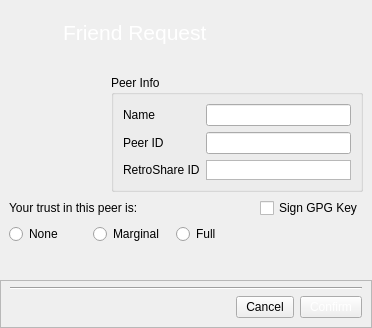
Qt form retroshare-gui/src/gui/connect/FriendRequest.ui (RetroShare/RetroShare) before a commit.
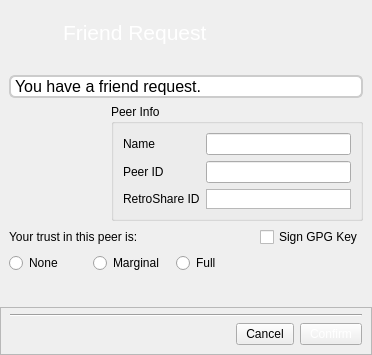
The same form after that commit. Icons and pictures are not drawn. Custom widgets are drawn as their Qt base class.

Commit message: Added "You have a friend request" label to FriendRequest Dialog

What changed in the file:
```diff
--- a/retroshare-gui/src/gui/connect/FriendRequest.ui
+++ b/retroshare-gui/src/gui/connect/FriendRequest.ui
@@ -7,7 +7,7 @@
     <x>0</x>
     <y>0</y>
     <width>372</width>
-    <height>328</height>
+    <height>355</height>
    </rect>
   </property>
   <property name="windowTitle">
@@ -200,7 +200,7 @@
       <enum>QFrame::Plain</enum>
      </property>
      <layout class="QGridLayout" name="gridLayout_5">
-      <item row="0" column="0" colspan="2">
+      <item row="1" column="0" colspan="2">
        <widget class="AvatarWidget" name="avatar" native="true">
         <property name="minimumSize">
          <size>
@@ -216,7 +216,7 @@
         </property>
        </widget>
       </item>
-      <item row="0" column="2">
+      <item row="1" column="2">
        <widget class="QGroupBox" name="groupBox_2">
         <property name="title">
          <string>Peer Info</string>
@@ -288,7 +288,7 @@
         </layout>
        </widget>
       </item>
-      <item row="1" column="0" colspan="3">
+      <item row="2" column="0" colspan="3">
        <layout class="QGridLayout" name="gridLayout_2">
         <item row="0" column="0" colspan="3">
          <widget class="QLabel" name="web_of_trust_label">
@@ -384,7 +384,7 @@
         </item>
        </layout>
       </item>
-      <item row="2" column="0" colspan="3">
+      <item row="3" column="0" colspan="3">
        <spacer name="verticalSpacer">
         <property name="orientation">
          <enum>Qt::Vertical</enum>
@@ -397,6 +397,25 @@
         </property>
        </spacer>
       </item>
+      <item row="0" column="0" colspan="3">
+       <widget class="QLabel" name="label_3">
+        <property name="font">
+         <font>
+          <pointsize>12</pointsize>
+         </font>
+        </property>
+        <property name="styleSheet">
+         <string notr="true">
+border: 2px solid #CCCCCC;
+border-radius:6px;
+background: white;
+</string>
+        </property>
+        <property name="text">
+         <string>You have a friend request.</string>
+        </property>
+       </widget>
+      </item>
      </layout>
     </widget>
    </item>
```
Left out of the diff: 1 changed line with no effect on the pictures. The commit also changes 27 other files.
